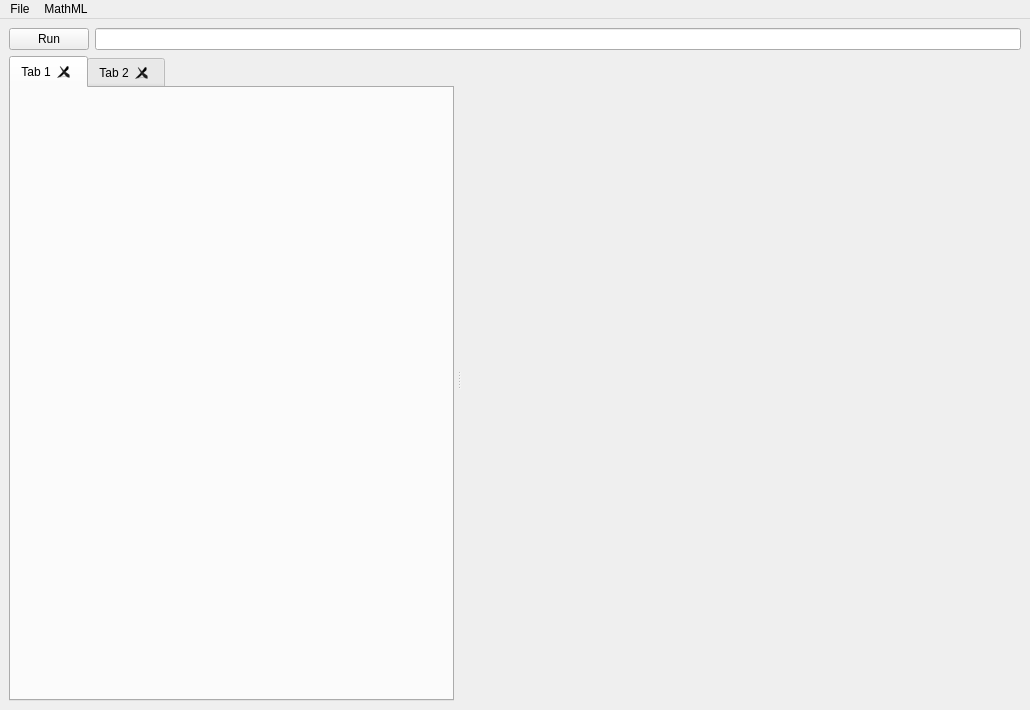
DinoZAR/CentralAccessReader, file src/forms/math_library_dev.ui: the form before one commit.
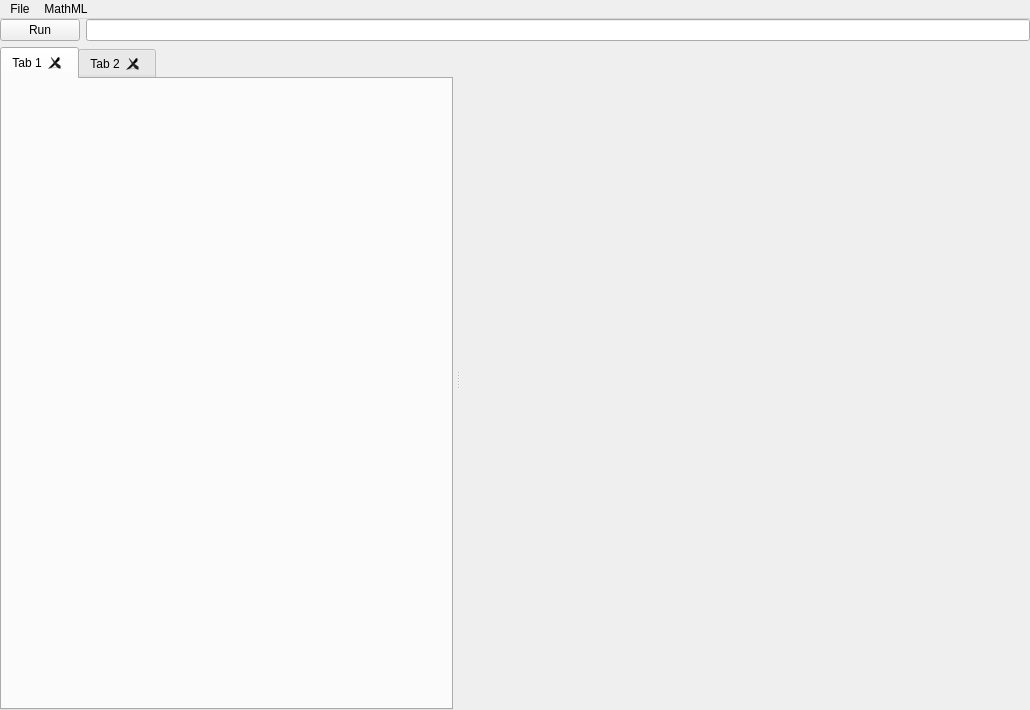
The form after the commit. Icons and pictures are not drawn. Custom widgets are drawn as their Qt base class.

Commit message: Worked more on math integration with new math library system. Also added a large list of languages and their codes.

The edit to the form file:
```diff
--- a/src/forms/math_library_dev.ui
+++ b/src/forms/math_library_dev.ui
@@ -19,6 +19,12 @@
   </property>
   <widget class="QWidget" name="centralwidget">
    <layout class="QVBoxLayout" name="verticalLayout" stretch="0,1">
+    <property name="spacing">
+     <number>6</number>
+    </property>
+    <property name="margin">
+     <number>0</number>
+    </property>
     <item>
      <layout class="QHBoxLayout" name="horizontalLayout">
       <item>
```
The commit also changes 16 other files.
